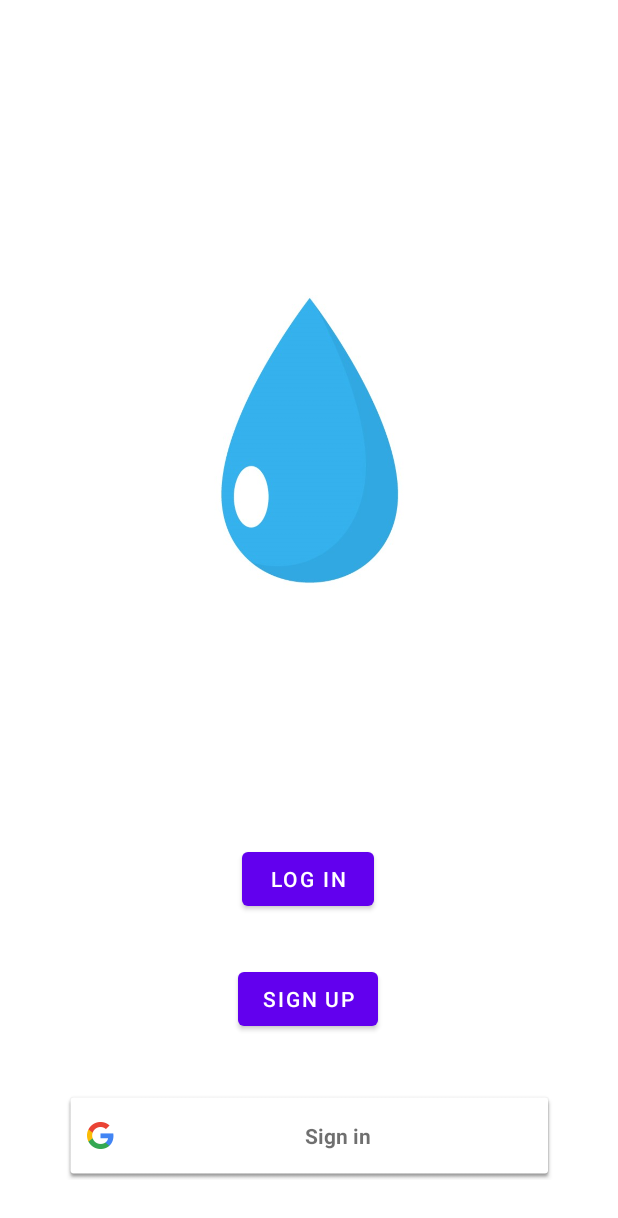
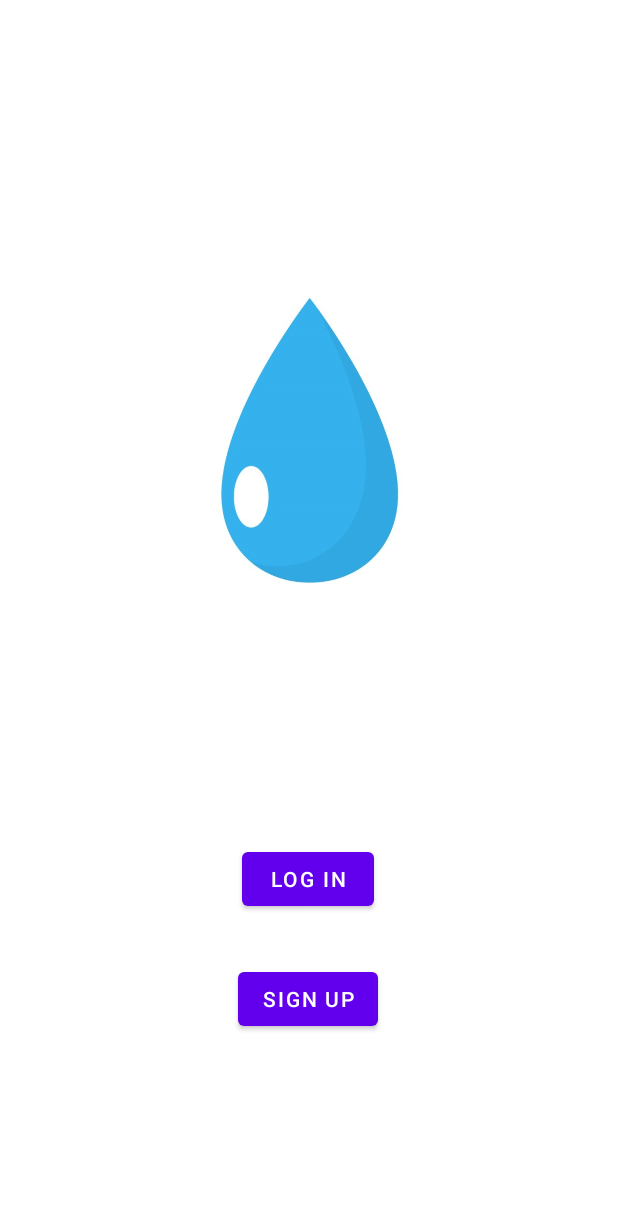
Before and after one commit to Fire-and-water/code, an Android app: the layout fragment_start.xml on its own in the app's theme, with its tools: preview values and no code run, on a phone screen of 412 x 824 dp. Shown: the top 1218 px of the screen. Run offline under Robolectric (Android 15) with nearby library versions, the phone set to English and light mode, and no system bars.

Commit message:
deleted google sign in

```diff
--- a/app/src/main/res/layout-land/fragment_start.xml
+++ b/app/src/main/res/layout-land/fragment_start.xml
@@ -14,12 +14,12 @@
         android:layout_marginBottom="21dp"
         android:contentDescription="@string/water_on_first_screen"
         android:src="@drawable/start_fire_image"
-        app:layout_constraintBottom_toTopOf="@+id/startLogInButton"
+        app:layout_constraintBottom_toBottomOf="parent"
         app:layout_constraintEnd_toEndOf="parent"
-        app:layout_constraintHorizontal_bias="0.498"
+        app:layout_constraintHorizontal_bias="0.499"
         app:layout_constraintStart_toStartOf="parent"
         app:layout_constraintTop_toTopOf="parent"
-        app:layout_constraintVertical_bias="1.0"
+        app:layout_constraintVertical_bias="0.206"
         tools:ignore="ImageContrastCheck" />
 
     <Button
@@ -27,36 +27,24 @@
         android:layout_width="wrap_content"
         android:layout_height="wrap_content"
         android:text="@string/start_sign_up"
-        app:layout_constraintBottom_toTopOf="@+id/startGoogleSignInButton"
+        app:layout_constraintBottom_toBottomOf="parent"
         app:layout_constraintEnd_toEndOf="parent"
         app:layout_constraintHorizontal_bias="0.39"
         app:layout_constraintStart_toStartOf="parent"
         app:layout_constraintTop_toTopOf="parent"
-        app:layout_constraintVertical_bias="0.9" />
+        app:layout_constraintVertical_bias="0.875" />
 
     <Button
         android:id="@id/startLogInButton"
         android:layout_width="wrap_content"
         android:layout_height="wrap_content"
-        android:layout_marginTop="21dp"
         android:layout_marginBottom="26dp"
         android:text="@string/start_log_in"
-        app:layout_constraintBottom_toTopOf="@+id/startGoogleSignInButton"
+        app:layout_constraintBottom_toBottomOf="parent"
         app:layout_constraintEnd_toEndOf="parent"
-        app:layout_constraintHorizontal_bias="0.188"
+        app:layout_constraintHorizontal_bias="0.193"
         app:layout_constraintStart_toEndOf="@id/startSignUpButton"
         app:layout_constraintTop_toTopOf="parent"
-        app:layout_constraintVertical_bias="1.0" />
-
-    <com.google.android.gms.common.SignInButton
-        android:id="@+id/startGoogleSignInButton"
-        android:layout_width="327dp"
-        android:layout_height="59dp"
-        android:orientation="horizontal"
-        app:layout_constraintBottom_toBottomOf="parent"
-        app:layout_constraintLeft_toLeftOf="parent"
-        app:layout_constraintRight_toRightOf="parent"
-        app:layout_constraintTop_toTopOf="parent"
-        app:layout_constraintVertical_bias="0.954" />
+        app:layout_constraintVertical_bias="0.946" />
 
 </androidx.constraintlayout.widget.ConstraintLayout>
--- a/app/src/main/res/layout/fragment_start.xml
+++ b/app/src/main/res/layout/fragment_start.xml
@@ -33,16 +33,6 @@
         app:layout_constraintTop_toTopOf="parent"
         app:layout_constraintVertical_bias="0.724" />
 
-    <com.google.android.gms.common.SignInButton
-        android:id="@+id/startGoogleSignInButton"
-        android:layout_width="327dp"
-        android:layout_height="59dp"
-        android:orientation="horizontal"
-        app:layout_constraintBottom_toBottomOf="parent"
-        app:layout_constraintLeft_toLeftOf="parent"
-        app:layout_constraintRight_toRightOf="parent"
-        app:layout_constraintTop_toBottomOf="@+id/startSignUpButton" />
-
     <Button
         android:id="@+id/startSignUpButton"
         android:layout_width="wrap_content"
```
